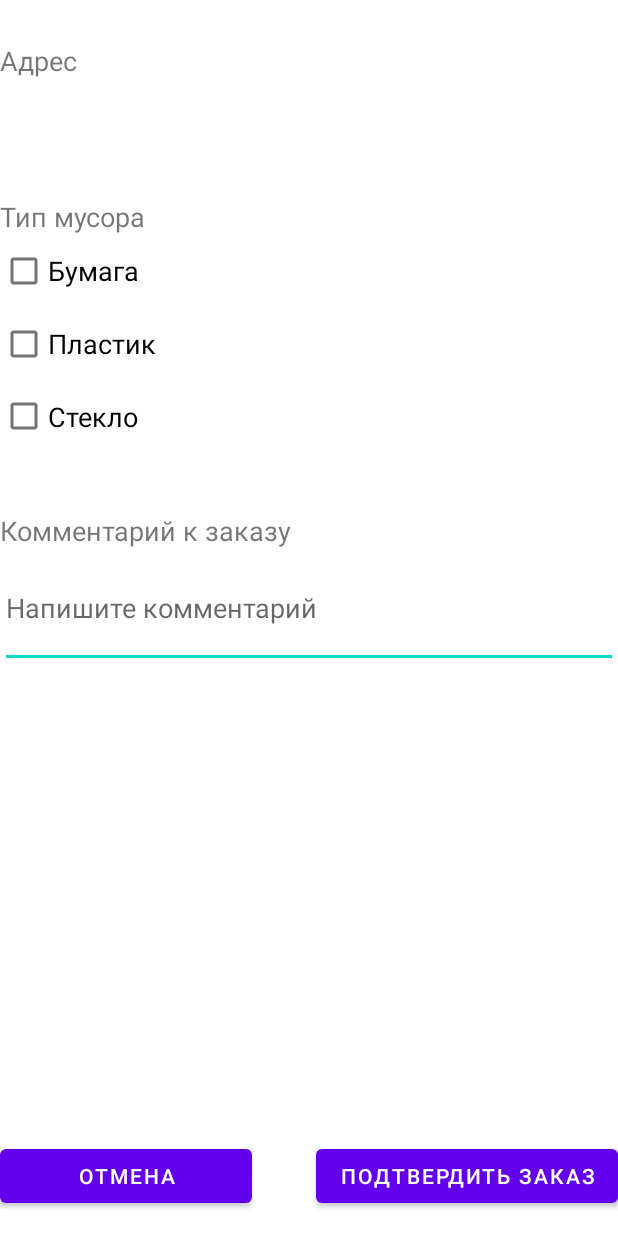
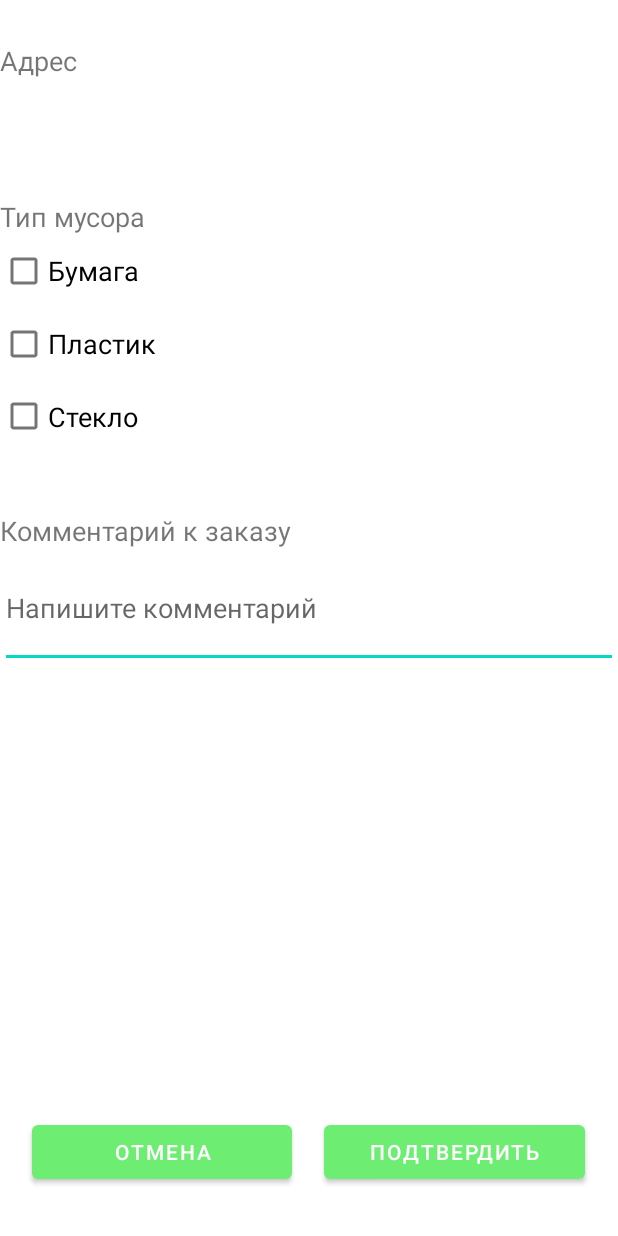
Before and after one commit to ShmerlingMax/Garbage, an Android app: the CreateOrderActivity screen opened directly, with no data from a screen before it, on a phone screen of 412 x 824 dp. Run offline under Robolectric (Android 15) with nearby library versions, the phone set to English and light mode, and no system bars; our stand-ins replace Firebase (no records; nobody signed in at launch, a user with empty details on screens opened directly).

Commit message:
Changed the style of the entire app, as well as the icon and name

```diff
--- a/Garbage_Kings/app/src/main/AndroidManifest.xml
+++ b/Garbage_Kings/app/src/main/AndroidManifest.xml
@@ -10,9 +10,9 @@
 
     <application
         android:allowBackup="true"
-        android:icon="@mipmap/ic_launcher"
-        android:label="@string/app_name"
-        android:roundIcon="@mipmap/ic_launcher_round"
+        android:icon="@mipmap/ic_garbage_truck"
+        android:label="Винни ПУХТО"
+        android:roundIcon="@mipmap/ic_garbage_truck_round"
         android:supportsRtl="true"
         android:theme="@style/Theme.GarbageKings">
         <activity android:name=".CreateOrderActivity" />
--- a/Garbage_Kings/app/src/main/res/drawable-v24/btn_registration.xml
+++ b/Garbage_Kings/app/src/main/res/drawable-v24/btn_registration.xml
@@ -6,7 +6,7 @@
 
     <item>
         <shape android:shape="rectangle">
-            <solid android:color="@color/btnRegistration"></solid>
+            <solid android:color="#FF005C04"></solid>
             <stroke android:color="@android:color/black" android:width="2dp"></stroke>
             <corners android:radius="2dp"></corners>
         </shape>
--- a/Garbage_Kings/app/src/main/res/drawable-v24/btn_sign_in.xml
+++ b/Garbage_Kings/app/src/main/res/drawable-v24/btn_sign_in.xml
@@ -6,7 +6,7 @@
 
     <item>
         <shape android:shape="rectangle">
-            <solid android:color="@color/btnSignIn"></solid>
+            <solid android:color="#FF005C04"></solid>
             <stroke android:color="@android:color/black" android:width="2dp"></stroke>
             <corners android:radius="2dp"></corners>
         </shape>
--- a/Garbage_Kings/app/src/main/res/layout/activity_create_order.xml
+++ b/Garbage_Kings/app/src/main/res/layout/activity_create_order.xml
@@ -67,28 +67,45 @@
         app:layout_constraintRight_toRightOf="parent"
         app:layout_constraintTop_toTopOf="@id/commentLabel" />
 
+    <LinearLayout
+            android:layout_width="match_parent"
+            android:layout_height="match_parent"
+            android:gravity="bottom"
+            android:orientation="horizontal">
+
+        <Space
+                android:layout_width="0dp"
+                android:layout_height="1dp"
+                android:layout_weight="1" >
+        </Space>
+
+        <Button
+                android:id="@+id/button"
+                android:layout_width="0dp"
+                android:layout_height="wrap_content"
+                android:layout_marginBottom="16dp"
+                android:onClick="cancel"
+                android:text="@string/cancel"
+                android:layout_weight="8"/>
+        <Space
+                android:layout_width="0dp"
+                android:layout_height="1dp"
+                android:layout_weight="1" >
+        </Space>
     <Button
         android:id="@+id/btnConfirmOrder"
-        android:layout_width="wrap_content"
+        android:layout_width="0dp"
         android:layout_height="wrap_content"
         android:layout_marginBottom="16dp"
         android:onClick="saveOrder"
         android:text="@string/confirm_order"
-        app:layout_constraintBottom_toBottomOf="parent"
-        app:layout_constraintEnd_toEndOf="parent"
-        app:layout_constraintRight_toRightOf="parent" />
-
-    <Button
-        android:id="@+id/button"
-        android:layout_width="168dp"
-        android:layout_height="48dp"
-        android:layout_marginBottom="16dp"
-        android:onClick="cancel"
-        android:text="ОТМЕНА"
-        app:layout_constraintBottom_toBottomOf="parent"
-        app:layout_constraintEnd_toStartOf="@+id/btnConfirmOrder"
-        app:layout_constraintHorizontal_bias="0.0"
-        app:layout_constraintStart_toStartOf="parent" />
+            android:layout_weight="8"/>
+        <Space
+                android:layout_width="0dp"
+                android:layout_height="1dp"
+                android:layout_weight="1" >
+        </Space>
+    </LinearLayout>
 
     <CheckBox
         android:id="@+id/checkBoxPaper"
--- a/Garbage_Kings/app/src/main/res/layout/activity_main.xml
+++ b/Garbage_Kings/app/src/main/res/layout/activity_main.xml
@@ -2,7 +2,7 @@
 <RelativeLayout xmlns:android="http://schemas.android.com/apk/res/android"
         xmlns:tools="http://schemas.android.com/tools"
         xmlns:app="http://schemas.android.com/apk/res-auto"
-        android:background="@drawable/background"
+        android:background="@drawable/main_background"
         android:layout_width="match_parent"
         android:layout_height="match_parent"
         tools:context=".MainActivity"
@@ -18,8 +18,8 @@
 
         <TextView
                 android:textSize="35sp"
-                android:textColor="@android:color/white"
-                android:text="@string/app_in_name"
+                android:textColor="#005C04"
+                android:text="@string/app_name"
                 android:layout_width="wrap_content"
                 android:layout_height="wrap_content" />
 
--- a/Garbage_Kings/app/src/main/res/layout/activity_maps.xml
+++ b/Garbage_Kings/app/src/main/res/layout/activity_maps.xml
@@ -19,7 +19,8 @@
                 android:layout_height="35dp"
                 android:layout_weight="4"
                 android:hint="@string/search"
-                android:textColor="@color/black"
+                android:textColor="@color/place_autocomplete_search_text"
+                android:textColorHint="@color/place_autocomplete_search_hint"
                 android:background="@drawable/search_back"
                 android:inputType="textPostalAddress"
                 android:drawableStart="@drawable/places_ic_search" />
@@ -62,7 +63,7 @@
             android:layout_alignParentRight="true"
             android:layout_alignParentEnd="true"
             android:contentDescription="@string/order"
-            android:foreground="@drawable/ic_garbage_truck"/>
+            android:foreground="@drawable/ic_garbage_truck" />
 
 </RelativeLayout>
 </LinearLayout>
--- a/Garbage_Kings/app/src/main/res/values-night/themes.xml
+++ b/Garbage_Kings/app/src/main/res/values-night/themes.xml
@@ -2,8 +2,8 @@
     <!-- Base application theme. -->
     <style name="Theme.GarbageKings" parent="Theme.MaterialComponents.DayNight.NoActionBar">
         <!-- Primary brand color. -->
-        <item name="colorPrimary">@color/purple_200</item>
-        <item name="colorPrimaryVariant">@color/purple_700</item>
+        <item name="colorPrimary">#7BEA80</item>
+        <item name="colorPrimaryVariant">#0D7C11</item>
         <item name="colorOnPrimary">@color/black</item>
         <!-- Secondary brand color. -->
         <item name="colorSecondary">@color/teal_200</item>
--- a/Garbage_Kings/app/src/main/res/values/strings.xml
+++ b/Garbage_Kings/app/src/main/res/values/strings.xml
@@ -1,6 +1,5 @@
 <resources>
-    <string name="app_name">Garbage Kings</string>
-    <string name="app_in_name">Винни-ПУХТО</string>
+    <string name="app_name">Винни-ПУХТО</string>
     <string name="app_name_after"> </string>
     <string name="text_button"> </string>
     <string name="btnSignIn">Войти</string>
@@ -53,7 +52,7 @@
     <string name="enter_address">Введите адрес</string>
     <string name="enter_garbage_type">Укажите тип мусора</string>
     <string name="enter_comment">Напишите комментарий</string>
-    <string name="confirm_order">Подтвердить заказ</string>
+    <string name="confirm_order">ПОДТВЕРДИТЬ</string>
 
     <!-- Profile performance -->
     <string name="password_change">Изменить пароль</string>
@@ -74,5 +73,6 @@
     <string name="paper">Бумага</string>
     <string name="glass">Стекло</string>
     <string name="plastic">Пластик</string>
+    <string name="cancel">ОТМЕНА</string>
 
 </resources>
--- a/Garbage_Kings/app/src/main/res/values/themes.xml
+++ b/Garbage_Kings/app/src/main/res/values/themes.xml
@@ -2,8 +2,8 @@
     <!-- Base application theme. -->
     <style name="Theme.GarbageKings" parent="Theme.MaterialComponents.DayNight.NoActionBar">
         <!-- Primary brand color. -->
-        <item name="colorPrimary">@color/purple_500</item>
-        <item name="colorPrimaryVariant">@color/purple_700</item>
+        <item name="colorPrimary">#6EED73</item>
+        <item name="colorPrimaryVariant">#0E7A13</item>
         <item name="colorOnPrimary">@color/white</item>
         <!-- Secondary brand color. -->
         <item name="colorSecondary">@color/teal_200</item>
```
Also changed, not shown: Garbage_Kings/app/src/main/java/com/example/garbagekings/CreateOrderActivity.java (+17 -5 lines), Garbage_Kings/app/src/main/java/com/example/garbagekings/MainActivity.java (+17 -1 lines), Garbage_Kings/app/src/main/res/drawable-v24/background.jpg (deleted), 1 other file.
